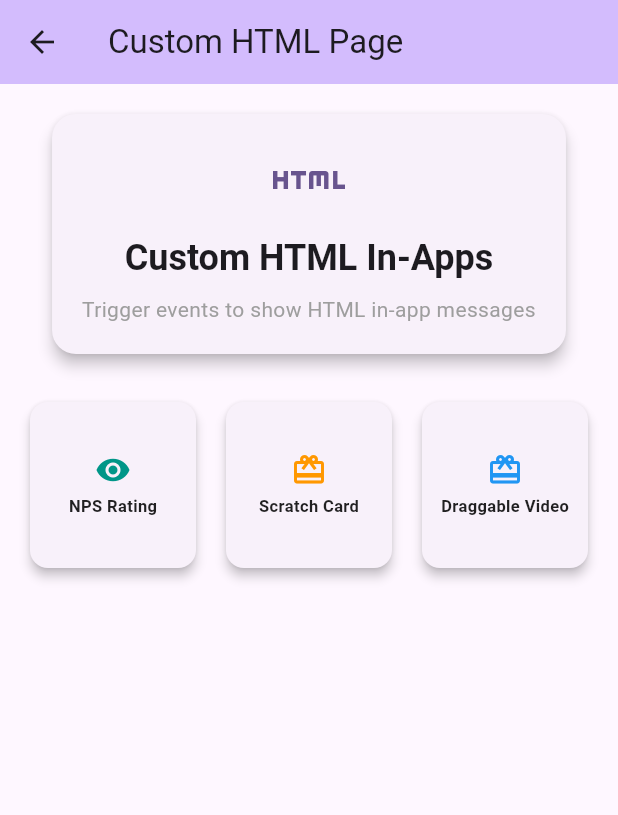
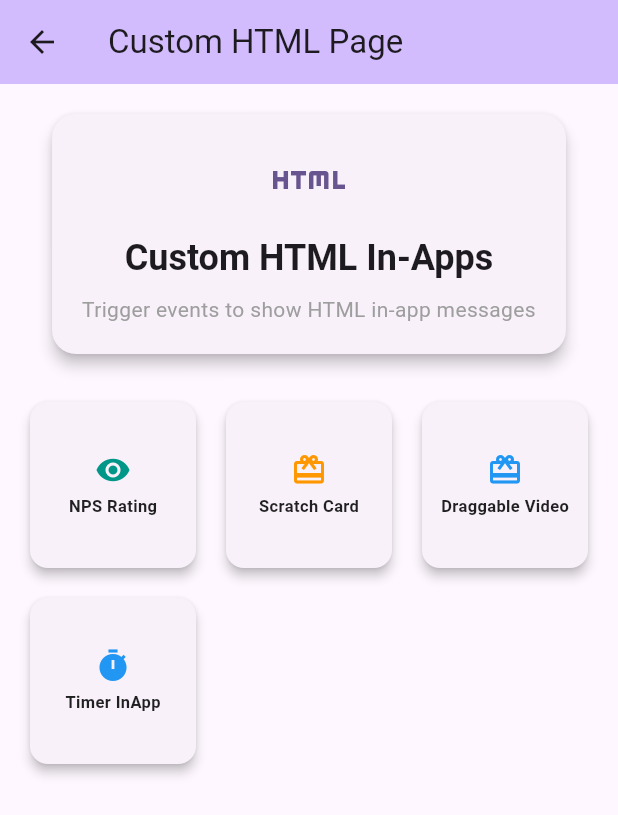
Before and after one commit to SurturFTW/CT-Flutter-Integration, a Flutter app: the CustomHtmlPage screen opened directly, on a phone screen of 412 x 824 dp. Shown: the top 815 px of the screen. Run offline on Flutter 3.47's test engine with Material 3 defaults, Android fonts, the phone set to English and light mode, and no system bars; our stand-ins replace firebase_core, geolocator, permission_handler; missing offline and left inert: clevertap_plugin; accounts and stored records are empty.

Commit message:
/*Added new custom in-app*/

```diff
--- a/lib/custom_html_page.dart
+++ b/lib/custom_html_page.dart
@@ -183,6 +183,15 @@ class _CustomHtmlPageState extends State<CustomHtmlPage> {
                         label: 'Draggable Video',
                         color: Colors.blue,
                       ),
+                      _buildActionCard(
+                        onPressed: () => _triggerEvent(
+                          "Timer InApp",
+                          "Timer InApp event triggered",
+                        ),
+                        icon: Icons.timer,
+                        label: 'Timer InApp',
+                        color: Colors.blue,
+                      ),
                     ],
                   ),
                 ],
```
